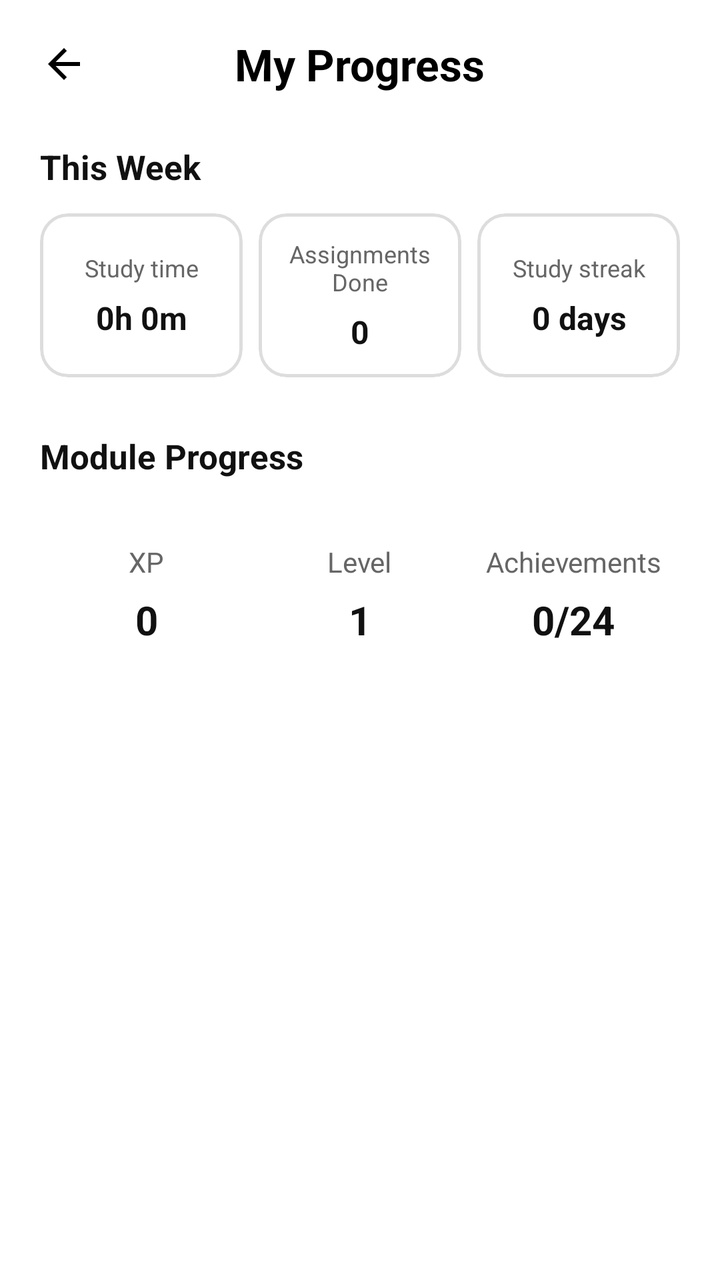
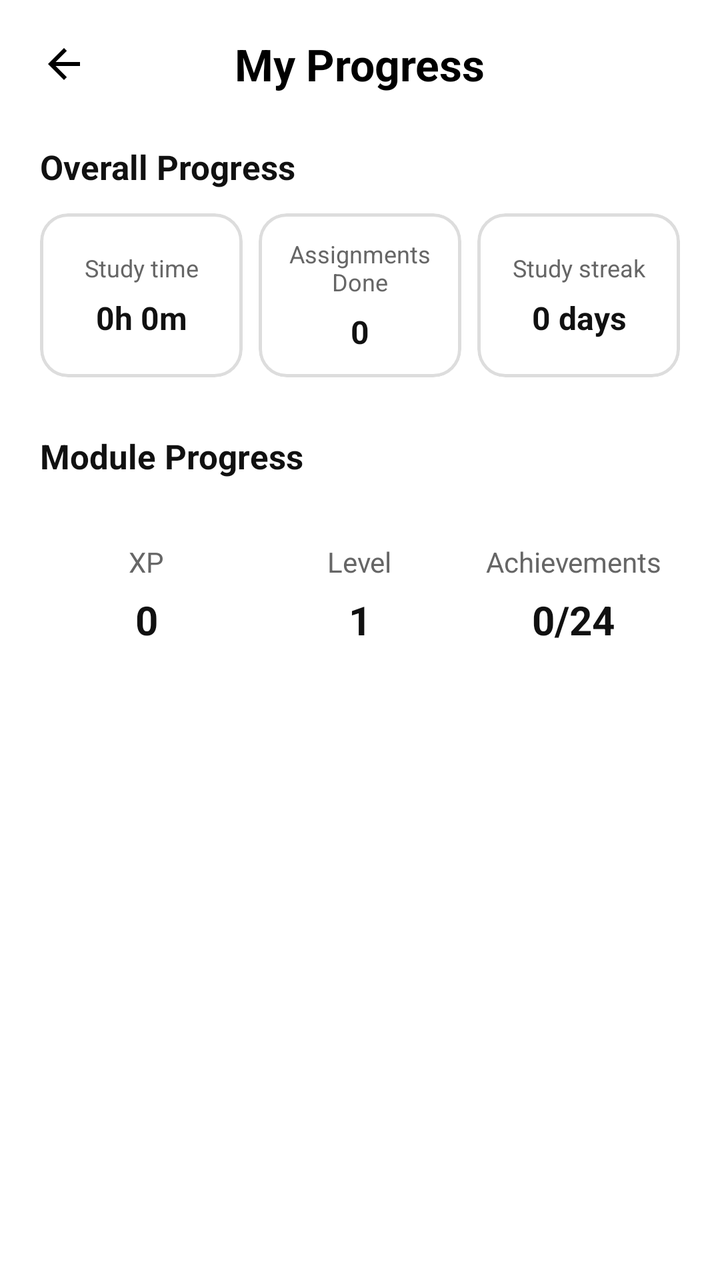

The first picture is an Android layout as it rendered before a commit; the second is the same layout after the commit. The layout source and the unified diff follow.
<!-- AndroidManifest.xml: application theme Theme.StudyBetter -->
<!-- res/layout/activity_progress.xml -->
<?xml version="1.0" encoding="utf-8"?>
<LinearLayout xmlns:android="http://schemas.android.com/apk/res/android"
    xmlns:app="http://schemas.android.com/apk/res-auto"
    android:layout_width="match_parent"
    android:layout_height="match_parent"
    android:orientation="vertical"
    android:background="#FFFFFF">

    
    <RelativeLayout
        android:layout_width="match_parent"
        android:layout_height="?attr/actionBarSize"
        android:paddingStart="8dp"
        android:paddingEnd="16dp">

        <ImageButton
            android:id="@+id/btn_back"
            android:layout_width="48dp"
            android:layout_height="48dp"
            android:layout_centerVertical="true"
            android:background="?attr/selectableItemBackgroundBorderless"
            android:contentDescription="Back"
            android:padding="10dp"
            android:src="@drawable/ic_arrow_back"
            app:tint="#000000" />

        <TextView
            android:layout_width="wrap_content"
            android:layout_height="wrap_content"
            android:layout_centerInParent="true"
            android:text="My Progress"
            android:textColor="#000000"
            android:textSize="22sp"
            android:textStyle="bold" />

    </RelativeLayout>

    <ScrollView
        android:layout_width="match_parent"
        android:layout_height="0dp"
        android:layout_weight="1"
        android:fillViewport="true"
        android:clipToPadding="false"
        android:paddingStart="20dp"
        android:paddingEnd="20dp">

        <LinearLayout
            android:layout_width="match_parent"
            android:layout_height="wrap_content"
            android:orientation="vertical"
            android:paddingTop="8dp"
            android:paddingBottom="32dp">

            
            <TextView
                android:layout_width="wrap_content"
                android:layout_height="wrap_content"
                android:layout_marginBottom="12dp"
                android:text="This Week"
                android:textColor="#111111"
                android:textSize="17sp"
                android:textStyle="bold" />

            
            <LinearLayout
                android:layout_width="match_parent"
                android:layout_height="wrap_content"
                android:layout_marginBottom="28dp"
                android:orientation="horizontal">

                
                <com.google.android.material.card.MaterialCardView
                    android:layout_width="0dp"
                    android:layout_height="wrap_content"
                    android:layout_marginEnd="4dp"
                    android:layout_weight="1"
                    app:cardBackgroundColor="#FFFFFF"
                    app:cardCornerRadius="14dp"
                    app:cardElevation="0dp"
                    app:strokeColor="#DDDDDD"
                    app:strokeWidth="1.5dp">

                    <LinearLayout
                        android:layout_width="match_parent"
                        android:layout_height="wrap_content"
                        android:gravity="center"
                        android:minHeight="82dp"
                        android:orientation="vertical"
                        android:padding="10dp">

                        <TextView
                            android:layout_width="match_parent"
                            android:layout_height="wrap_content"
                            android:gravity="center"
                            android:text="Study time"
                            android:textColor="#666666"
                            android:textSize="12sp" />

                        <TextView
                            android:id="@+id/tv_study_time"
                            android:layout_width="match_parent"
                            android:layout_height="wrap_content"
                            android:layout_marginTop="6dp"
                            android:gravity="center"
                            android:text="0h 0m"
                            android:textColor="#111111"
                            android:textSize="16sp"
                            android:textStyle="bold" />

                    </LinearLayout>

                </com.google.android.material.card.MaterialCardView>

                
                <com.google.android.material.card.MaterialCardView
                    android:layout_width="0dp"
                    android:layout_height="wrap_content"
                    android:layout_marginStart="4dp"
                    android:layout_marginEnd="4dp"
                    android:layout_weight="1"
                    app:cardBackgroundColor="#FFFFFF"
                    app:cardCornerRadius="14dp"
                    app:cardElevation="0dp"
                    app:strokeColor="#DDDDDD"
                    app:strokeWidth="1.5dp">

                    <LinearLayout
                        android:layout_width="match_parent"
                        android:layout_height="wrap_content"
                        android:gravity="center"
                        android:minHeight="82dp"
                        android:orientation="vertical"
                        android:padding="10dp">

                        <TextView
                            android:layout_width="match_parent"
                            android:layout_height="wrap_content"
                            android:gravity="center"
                            android:maxLines="2"
                            android:text="Assignments Done"
                            android:textColor="#666666"
                            android:textSize="12sp" />

                        <TextView
                            android:id="@+id/tv_assignments_done"
                            android:layout_width="match_parent"
                            android:layout_height="wrap_content"
                            android:layout_marginTop="6dp"
                            android:gravity="center"
                            android:text="0"
                            android:textColor="#111111"
                            android:textSize="16sp"
                            android:textStyle="bold" />

                    </LinearLayout>

                </com.google.android.material.card.MaterialCardView>

                
                <com.google.android.material.card.MaterialCardView
                    android:layout_width="0dp"
                    android:layout_height="wrap_content"
                    android:layout_marginStart="4dp"
                    android:layout_weight="1"
                    app:cardBackgroundColor="#FFFFFF"
                    app:cardCornerRadius="14dp"
                    app:cardElevation="0dp"
                    app:strokeColor="#DDDDDD"
                    app:strokeWidth="1.5dp">

                    <LinearLayout
                        android:layout_width="match_parent"
                        android:layout_height="wrap_content"
                        android:gravity="center"
                        android:minHeight="82dp"
                        android:orientation="vertical"
                        android:padding="10dp">

                        <TextView
                            android:layout_width="match_parent"
                            android:layout_height="wrap_content"
                            android:gravity="center"
                            android:maxLines="2"
                            android:text="Study streak"
                            android:textColor="#666666"
                            android:textSize="12sp" />

                        <TextView
                            android:id="@+id/tv_study_streak"
                            android:layout_width="match_parent"
                            android:layout_height="wrap_content"
                            android:layout_marginTop="6dp"
                            android:gravity="center"
                            android:text="0 days"
                            android:textColor="#111111"
                            android:textSize="16sp"
                            android:textStyle="bold" />

                    </LinearLayout>

                </com.google.android.material.card.MaterialCardView>

            </LinearLayout>

            
            <TextView
                android:layout_width="wrap_content"
                android:layout_height="wrap_content"
                android:layout_marginBottom="16dp"
                android:text="Module Progress"
                android:textColor="#111111"
                android:textSize="17sp"
                android:textStyle="bold" />

            
            <LinearLayout
                android:id="@+id/ll_module_progress"
                android:layout_width="match_parent"
                android:layout_height="wrap_content"
                android:orientation="vertical" />

            
            <LinearLayout
                android:layout_width="match_parent"
                android:layout_height="wrap_content"
                android:layout_marginTop="16dp"
                android:orientation="horizontal">

                
                <LinearLayout
                    android:layout_width="0dp"
                    android:layout_height="wrap_content"
                    android:layout_weight="1"
                    android:gravity="center"
                    android:orientation="vertical">

                    <TextView
                        android:layout_width="wrap_content"
                        android:layout_height="wrap_content"
                        android:text="XP"
                        android:textColor="#666666"
                        android:textSize="14sp" />

                    <TextView
                        android:id="@+id/tv_xp"
                        android:layout_width="wrap_content"
                        android:layout_height="wrap_content"
                        android:layout_marginTop="6dp"
                        android:text="0"
                        android:textColor="#111111"
                        android:textSize="20sp"
                        android:textStyle="bold" />

                </LinearLayout>

                
                <LinearLayout
                    android:layout_width="0dp"
                    android:layout_height="wrap_content"
                    android:layout_weight="1"
                    android:gravity="center"
                    android:orientation="vertical">

                    <TextView
                        android:layout_width="wrap_content"
                        android:layout_height="wrap_content"
                        android:text="Level"
                        android:textColor="#666666"
                        android:textSize="14sp" />

                    <TextView
                        android:id="@+id/tv_level"
                        android:layout_width="wrap_content"
                        android:layout_height="wrap_content"
                        android:layout_marginTop="6dp"
                        android:text="1"
                        android:textColor="#111111"
                        android:textSize="20sp"
                        android:textStyle="bold" />

                </LinearLayout>

                
                <LinearLayout
                    android:layout_width="0dp"
                    android:layout_height="wrap_content"
                    android:layout_weight="1"
                    android:gravity="center"
                    android:orientation="vertical">

                    <TextView
                        android:layout_width="wrap_content"
                        android:layout_height="wrap_content"
                        android:gravity="center"
                        android:text="Achievements"
                        android:textColor="#666666"
                        android:textSize="14sp" />

                    <TextView
                        android:id="@+id/tv_achievements"
                        android:layout_width="wrap_content"
                        android:layout_height="wrap_content"
                        android:layout_marginTop="6dp"
                        android:text="0/24"
                        android:textColor="#111111"
                        android:textSize="20sp"
                        android:textStyle="bold" />

                </LinearLayout>

            </LinearLayout>

        </LinearLayout>

    </ScrollView>

</LinearLayout>
<!-- resources referenced by this layout -->
<resources>
  <!-- drawable ic_arrow_back (drawable) -->
  <vector xmlns:android="http://schemas.android.com/apk/res/android" android:autoMirrored="true" android:height="24dp" android:tint="#000000" android:viewportHeight="24" android:viewportWidth="24" android:width="24dp">
        
      <path android:fillColor="@android:color/white" android:pathData="M20,11H7.83l5.59,-5.59L12,4l-8,8 8,8 1.41,-1.41L7.83,13H20v-2z"/>
      
  </vector>
  <style name="Theme.StudyBetter" parent="Base.Theme.StudyBetter" />
  <style name="Base.Theme.StudyBetter" parent="Theme.Material3.DayNight.NoActionBar">
          
          
      </style>
</resources>

<!-- the commit's change to res/layout/activity_progress.xml (unified diff, before → after) -->
@@ -56,7 +56,7 @@
                 android:layout_width="wrap_content"
                 android:layout_height="wrap_content"
                 android:layout_marginBottom="12dp"
-                android:text="This Week"
+                android:text="Overall Progress"
                 android:textColor="#111111"
                 android:textSize="17sp"
                 android:textStyle="bold" />
